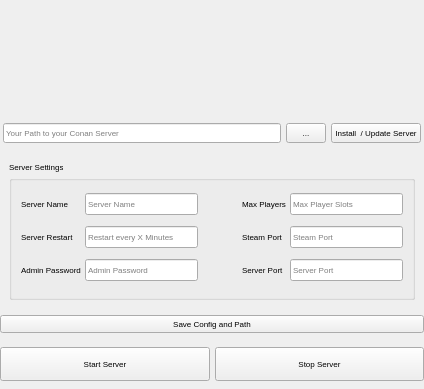
Before: the Qt Designer form _SRC/ui/interface.ui in david-maus/ConanServerManager, drawn with Qt 5.
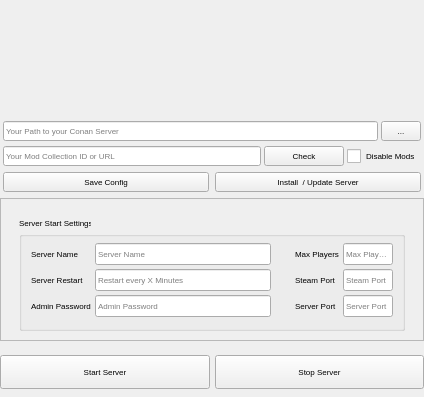
After: the same form once the commit is applied. Icons and pictures are not drawn.

Commit message: steam workshop mod collection function added - ui changed

What changed in the file:
```diff
--- a/_SRC/ui/interface.ui
+++ b/_SRC/ui/interface.ui
@@ -7,13 +7,13 @@
     <x>0</x>
     <y>0</y>
     <width>424</width>
-    <height>389</height>
+    <height>397</height>
    </rect>
   </property>
   <property name="minimumSize">
    <size>
     <width>424</width>
-    <height>389</height>
+    <height>0</height>
    </size>
   </property>
   <property name="maximumSize">
@@ -50,142 +50,6 @@
    <property name="bottomMargin">
     <number>0</number>
    </property>
-   <item row="3" column="0">
-    <widget class="QWidget" name="wServerSettings" native="true">
-     <property name="minimumSize">
-      <size>
-       <width>0</width>
-       <height>100</height>
-      </size>
-     </property>
-     <property name="maximumSize">
-      <size>
-       <width>16777215</width>
-       <height>16000</height>
-      </size>
-     </property>
-     <layout class="QHBoxLayout" name="horizontalLayout">
-      <item>
-       <widget class="QGroupBox" name="groupBox">
-        <property name="maximumSize">
-         <size>
-          <width>16777215</width>
-          <height>16000</height>
-         </size>
-        </property>
-        <property name="title">
-         <string>Server Settings</string>
-        </property>
-        <layout class="QGridLayout" name="gridLayout">
-         <property name="spacing">
-          <number>4</number>
-         </property>
-         <item row="2" column="3">
-          <widget class="QLabel" name="label_3">
-           <property name="text">
-            <string>Steam Port</string>
-           </property>
-          </widget>
-         </item>
-         <item row="0" column="3">
-          <widget class="QLabel" name="label_4">
-           <property name="text">
-            <string>Max Players</string>
-           </property>
-          </widget>
-         </item>
-         <item row="0" column="4">
-          <widget class="QLineEdit" name="lineMaxPlayers">
-           <property name="placeholderText">
-            <string>Max Player Slots</string>
-           </property>
-          </widget>
-         </item>
-         <item row="3" column="4">
-          <widget class="QLineEdit" name="lineServerPort">
-           <property name="placeholderText">
-            <string>Server Port</string>
-           </property>
-          </widget>
-         </item>
-         <item row="0" column="1">
-          <widget class="QLineEdit" name="lineServerName">
-           <property name="placeholderText">
-            <string>Server Name</string>
-           </property>
-          </widget>
-         </item>
-         <item row="3" column="3">
-          <widget class="QLabel" name="label_2">
-           <property name="text">
-            <string>Server Port</string>
-           </property>
-          </widget>
-         </item>
-         <item row="0" column="0">
-          <widget class="QLabel" name="label">
-           <property name="text">
-            <string>Server Name</string>
-           </property>
-          </widget>
-         </item>
-         <item row="2" column="4">
-          <widget class="QLineEdit" name="lineSteamPort">
-           <property name="placeholderText">
-            <string>Steam Port</string>
-           </property>
-          </widget>
-         </item>
-         <item row="0" column="2">
-          <spacer name="horizontalSpacer">
-           <property name="orientation">
-            <enum>Qt::Horizontal</enum>
-           </property>
-           <property name="sizeType">
-            <enum>QSizePolicy::Fixed</enum>
-           </property>
-           <property name="sizeHint" stdset="0">
-            <size>
-             <width>40</width>
-             <height>20</height>
-            </size>
-           </property>
-          </spacer>
-         </item>
-         <item row="2" column="1">
-          <widget class="QLineEdit" name="lineServerRestart">
-           <property name="placeholderText">
-            <string>Restart every X Minutes</string>
-           </property>
-          </widget>
-         </item>
-         <item row="2" column="0">
-          <widget class="QLabel" name="label_5">
-           <property name="text">
-            <string>Server Restart</string>
-           </property>
-          </widget>
-         </item>
-         <item row="3" column="1">
-          <widget class="QLineEdit" name="lineAdminPW">
-           <property name="placeholderText">
-            <string>Admin Password</string>
-           </property>
-          </widget>
-         </item>
-         <item row="3" column="0">
-          <widget class="QLabel" name="label_6">
-           <property name="text">
-            <string>Admin Password</string>
-           </property>
-          </widget>
-         </item>
-        </layout>
-       </widget>
-      </item>
-     </layout>
-    </widget>
-   </item>
    <item row="5" column="0">
     <widget class="QWidget" name="wServerStart" native="true">
      <property name="minimumSize">
@@ -271,7 +135,7 @@
      <property name="maximumSize">
       <size>
        <width>16777215</width>
-       <height>25</height>
+       <height>16000</height>
       </size>
      </property>
      <layout class="QGridLayout" name="gridLayout_11">
@@ -287,97 +151,192 @@
       <property name="bottomMargin">
        <number>0</number>
       </property>
-      <property name="horizontalSpacing">
+      <property name="spacing">
        <number>5</number>
       </property>
-      <property name="verticalSpacing">
-       <number>0</number>
-      </property>
+      <item row="2" column="2">
+       <widget class="QWidget" name="widget_2" native="true">
+        <property name="minimumSize">
+         <size>
+          <width>0</width>
+          <height>0</height>
+         </size>
+        </property>
+        <layout class="QGridLayout" name="gridLayout_3">
+         <property name="leftMargin">
+          <number>0</number>
+         </property>
+         <property name="topMargin">
+          <number>0</number>
+         </property>
+         <property name="rightMargin">
+          <number>0</number>
+         </property>
+         <property name="bottomMargin">
+          <number>0</number>
+         </property>
+         <property name="horizontalSpacing">
+          <number>3</number>
+         </property>
+         <property name="verticalSpacing">
+          <number>5</number>
+         </property>
+         <item row="0" column="0">
+          <widget class="QLineEdit" name="lineCollection">
+           <property name="minimumSize">
+            <size>
+             <width>0</width>
+             <height>20</height>
+            </size>
+           </property>
+           <property name="maximumSize">
+            <size>
+             <width>16000</width>
+             <height>20</height>
+            </size>
+           </property>
+           <property name="toolTip">
+            <string>Your Mod Collection ID or URL</string>
+           </property>
+           <property name="text">
+            <string/>
+           </property>
+           <property name="placeholderText">
+            <string>Your Mod Collection ID or URL</string>
+           </property>
+          </widget>
+         </item>
+         <item row="0" column="1">
+          <widget class="QPushButton" name="buttonCollectionCheck">
+           <property name="minimumSize">
+            <size>
+             <width>0</width>
+             <height>20</height>
+            </size>
+           </property>
+           <property name="maximumSize">
+            <size>
+             <width>16000</width>
+             <height>20</height>
+            </size>
+           </property>
+           <property name="toolTip">
+            <string>Check your Collection and list Mods</string>
+           </property>
+           <property name="text">
+            <string>Check</string>
+           </property>
+           <property name="autoDefault">
+            <bool>false</bool>
+           </property>
+          </widget>
+         </item>
+         <item row="0" column="2">
+          <widget class="QCheckBox" name="checkDisableMods">
+           <property name="toolTip">
+            <string>Disable Mods</string>
+           </property>
+           <property name="text">
+            <string>Disable Mods</string>
+           </property>
+          </widget>
+         </item>
+        </layout>
+       </widget>
+      </item>
       <item row="1" column="2">
-       <widget class="QLineEdit" name="linePath">
+       <widget class="QWidget" name="widget" native="true">
         <property name="minimumSize">
          <size>
           <width>0</width>
-          <height>20</height>
+          <height>0</height>
          </size>
         </property>
-        <property name="maximumSize">
-         <size>
-          <width>16000</width>
-          <height>20</height>
-         </size>
-        </property>
-        <property name="toolTip">
-         <string>Your Path to your Conan Server</string>
-        </property>
-        <property name="text">
-         <string/>
-        </property>
-        <property name="placeholderText">
-         <string>Your Path to your Conan Server</string>
-        </property>
-       </widget>
-      </item>
-      <item row="1" column="3">
-       <widget class="QToolButton" name="buttonPath">
-        <property name="minimumSize">
-         <size>
-          <width>40</width>
-          <height>20</height>
-         </size>
-        </property>
-        <property name="maximumSize">
-         <size>
-          <width>16777215</width>
-          <height>20</height>
-         </size>
-        </property>
-        <property name="toolTip">
-         <string>Your global Path to your Servers</string>
-        </property>
-        <property name="text">
-         <string>...</string>
-        </property>
-        <property name="iconSize">
-         <size>
-          <width>24</width>
-          <height>24</height>
-         </size>
-        </property>
-        <property name="popupMode">
-         <enum>QToolButton::DelayedPopup</enum>
-        </property>
-        <property name="toolButtonStyle">
-         <enum>Qt::ToolButtonIconOnly</enum>
-        </property>
-        <property name="autoRaise">
-         <bool>false</bool>
-        </property>
-        <property name="arrowType">
-         <enum>Qt::NoArrow</enum>
-        </property>
-       </widget>
-      </item>
-      <item row="1" column="4">
-       <widget class="QPushButton" name="buttonInstallServer">
-        <property name="minimumSize">
-         <size>
-          <width>0</width>
-          <height>20</height>
-         </size>
-        </property>
-        <property name="maximumSize">
-         <size>
-          <width>16000</width>
-          <height>20</height>
-         </size>
-        </property>
-        <property name="text">
-         <string>Install  / Update Server</string>
-        </property>
-        <property name="autoDefault">
-         <bool>false</bool>
-        </property>
+        <layout class="QGridLayout" name="gridLayout_2">
+         <property name="leftMargin">
+          <number>0</number>
+         </property>
+         <property name="topMargin">
+          <number>0</number>
+         </property>
+         <property name="rightMargin">
+          <number>0</number>
+         </property>
+         <property name="bottomMargin">
+          <number>0</number>
+         </property>
+         <property name="horizontalSpacing">
+          <number>3</number>
+         </property>
+         <property name="verticalSpacing">
+          <number>5</number>
+         </property>
+         <item row="0" column="0">
+          <widget class="QLineEdit" name="linePath">
+           <property name="minimumSize">
+            <size>
+             <width>0</width>
+             <height>20</height>
+            </size>
+           </property>
+           <property name="maximumSize">
+            <size>
+             <width>16000</width>
+             <height>20</height>
+            </size>
+           </property>
+           <property name="toolTip">
+            <string>Your Path to your Conan Server / Emtpy Directory for your new Server</string>
+           </property>
+           <property name="text">
+            <string/>
+           </property>
+           <property name="placeholderText">
+            <string>Your Path to your Conan Server</string>
+           </property>
+          </widget>
+         </item>
+         <item row="0" column="1">
+          <widget class="QToolButton" name="buttonPath">
+           <property name="minimumSize">
+            <size>
+             <width>40</width>
+             <height>20</height>
+            </size>
+           </property>
+           <property name="maximumSize">
+            <size>
+             <width>16777215</width>
+             <height>20</height>
+            </size>
+           </property>
+           <property name="toolTip">
+            <string>Your global Path to your Servers</string>
+           </property>
+           <property name="text">
+            <string>...</string>
+           </property>
+           <property name="iconSize">
+            <size>
+             <width>24</width>
+             <height>24</height>
+            </size>
+           </property>
+           <property name="popupMode">
+            <enum>QToolButton::DelayedPopup</enum>
+           </property>
+           <property name="toolButtonStyle">
+            <enum>Qt::ToolButtonIconOnly</enum>
+           </property>
+           <property name="autoRaise">
+            <bool>false</bool>
+           </property>
+           <property name="arrowType">
+            <enum>Qt::NoArrow</enum>
+           </property>
+          </widget>
+         </item>
+        </layout>
        </widget>
       </item>
      </layout>
@@ -405,20 +364,263 @@
      </property>
     </widget>
    </item>
-   <item row="4" column="0">
-    <widget class="QPushButton" name="buttonSave">
-     <property name="maximumSize">
+   <item row="3" column="0">
+    <widget class="QScrollArea" name="scrollArea">
+     <property name="minimumSize">
       <size>
-       <width>16000</width>
-       <height>16777215</height>
+       <width>0</width>
+       <height>0</height>
       </size>
      </property>
-     <property name="text">
-      <string>Save Config and Path</string>
+     <property name="widgetResizable">
+      <bool>true</bool>
      </property>
-     <property name="autoDefault">
-      <bool>false</bool>
-     </property>
+     <widget class="QWidget" name="scrollAreaWidgetContents">
+      <property name="geometry">
+       <rect>
+        <x>0</x>
+        <y>0</y>
+        <width>422</width>
+        <height>141</height>
+       </rect>
+      </property>
+      <layout class="QGridLayout" name="gridLayout_7">
+       <item row="0" column="0">
+        <widget class="QWidget" name="wServerSettings" native="true">
+         <property name="minimumSize">
+          <size>
+           <width>0</width>
+           <height>0</height>
+          </size>
+         </property>
+         <property name="maximumSize">
+          <size>
+           <width>16777215</width>
+           <height>16000</height>
+          </size>
+         </property>
+         <layout class="QGridLayout" name="gridLayout_6">
+          <property name="bottomMargin">
+           <number>0</number>
+          </property>
+          <property name="verticalSpacing">
+           <number>3</number>
+          </property>
+          <item row="0" column="0">
+           <widget class="QGroupBox" name="groupBox">
+            <property name="maximumSize">
+             <size>
+              <width>16777215</width>
+              <height>16000</height>
+             </size>
+            </property>
+            <property name="title">
+             <string>Server Start Settings</string>
+            </property>
+            <layout class="QGridLayout" name="gridLayout">
+             <property name="horizontalSpacing">
+              <number>4</number>
+             </property>
+             <property name="verticalSpacing">
+              <number>3</number>
+             </property>
+             <item row="0" column="3">
+              <widget class="QLabel" name="label_4">
+               <property name="text">
+                <string>Max Players</string>
+               </property>
+              </widget>
+             </item>
+             <item row="2" column="3">
+              <widget class="QLabel" name="label_3">
+               <property name="text">
+                <string>Steam Port</string>
+               </property>
+              </widget>
+             </item>
+             <item row="0" column="4">
+              <widget class="QLineEdit" name="lineMaxPlayers">
+               <property name="maximumSize">
+                <size>
+                 <width>50</width>
+                 <height>16000</height>
+                </size>
+               </property>
+               <property name="placeholderText">
+                <string>Max Player Slots</string>
+               </property>
+              </widget>
+             </item>
+             <item row="0" column="0">
+              <widget class="QLabel" name="label">
+               <property name="text">
+                <string>Server Name</string>
+               </property>
+              </widget>
+             </item>
+             <item row="0" column="1">
+              <widget class="QLineEdit" name="lineServerName">
+               <property name="placeholderText">
+                <string>Server Name</string>
+               </property>
+              </widget>
+             </item>
+             <item row="3" column="3">
+              <widget class="QLabel" name="label_2">
+               <property name="text">
+                <string>Server Port</string>
+               </property>
+              </widget>
+             </item>
+             <item row="3" column="4">
+              <widget class="QLineEdit" name="lineServerPort">
+               <property name="maximumSize">
+                <size>
+                 <width>50</width>
+                 <height>16777215</height>
+                </size>
+               </property>
+               <property name="placeholderText">
+                <string>Server Port</string>
+               </property>
+              </widget>
+             </item>
+             <item row="2" column="4">
+              <widget class="QLineEdit" name="lineSteamPort">
+               <property name="maximumSize">
+                <size>
+                 <width>50</width>
+                 <height>16777215</height>
+                </size>
+               </property>
+               <property name="placeholderText">
+                <string>Steam Port</string>
+               </property>
+              </widget>
+             </item>
+             <item row="2" column="1">
+              <widget class="QLineEdit" name="lineServerRestart">
+               <property name="toolTip">
+                <string>Restart every X Minutes</string>
+               </property>
+               <property name="placeholderText">
+                <string>Restart every X Minutes</string>
+               </property>
+              </widget>
+             </item>
+             <item row="2" column="0">
+              <widget class="QLabel" name="label_5">
+               <property name="text">
+                <string>Server Restart</string>
+               </property>
+              </widget>
+             </item>
+             <item row="3" column="0">
+              <widget class="QLabel" name="label_6">
+               <property name="text">
+                <string>Admin Password</string>
+               </property>
+              </widget>
+             </item>
+             <item row="3" column="1">
+              <widget class="QLineEdit" name="lineAdminPW">
+               <property name="placeholderText">
+                <string>Admin Password</string>
+               </property>
+              </widget>
+             </item>
+             <item row="0" column="2">
+              <spacer name="horizontalSpacer">
+               <property name="orientation">
+                <enum>Qt::Horizontal</enum>
+               </property>
+               <property name="sizeType">
+                <enum>QSizePolicy::Minimum</enum>
+               </property>
+               <property name="sizeHint" stdset="0">
+                <size>
+                 <width>20</width>
+                 <height>20</height>
+                </size>
+               </property>
+              </spacer>
+             </item>
+            </layout>
+           </widget>
+          </item>
+         </layout>
+        </widget>
+       </item>
+      </layout>
+     </widget>
+    </widget>
+   </item>
+   <item row="2" column="0">
+    <widget class="QWidget" name="widget_3" native="true">
+     <layout class="QGridLayout" name="gridLayout_4">
+      <property name="leftMargin">
+       <number>3</number>
+      </property>
+      <property name="topMargin">
+       <number>0</number>
+      </property>
+      <property name="rightMargin">
+       <number>3</number>
+      </property>
+      <property name="bottomMargin">
+       <number>0</number>
+      </property>
+      <item row="0" column="0">
+       <widget class="QPushButton" name="buttonSave">
+        <property name="minimumSize">
+         <size>
+          <width>0</width>
+          <height>20</height>
+         </size>
+        </property>
+        <property name="maximumSize">
+         <size>
+          <width>16000</width>
+          <height>20</height>
+         </size>
+        </property>
+        <property name="toolTip">
+         <string>Save your Serverconfig</string>
+        </property>
+        <property name="text">
+         <string>Save Config</string>
+        </property>
+        <property name="autoDefault">
+         <bool>false</bool>
+        </property>
+       </widget>
+      </item>
+      <item row="0" column="1">
+       <widget class="QPushButton" name="buttonInstallServer">
+        <property name="minimumSize">
+         <size>
+          <width>0</width>
+          <height>20</height>
+         </size>
+        </property>
+        <property name="maximumSize">
+         <size>
+          <width>16000</width>
+          <height>20</height>
+         </size>
+        </property>
+        <property name="toolTip">
+         <string>Installs or Updates a Server</string>
+        </property>
+        <property name="text">
+         <string>Install  / Update Server</string>
+        </property>
+        <property name="autoDefault">
+         <bool>false</bool>
+        </property>
+       </widget>
+      </item>
+     </layout>
     </widget>
    </item>
   </layout>
```
Left out of the diff: 6 changed lines with no effect on the pictures. The commit also changes 19 other files.
